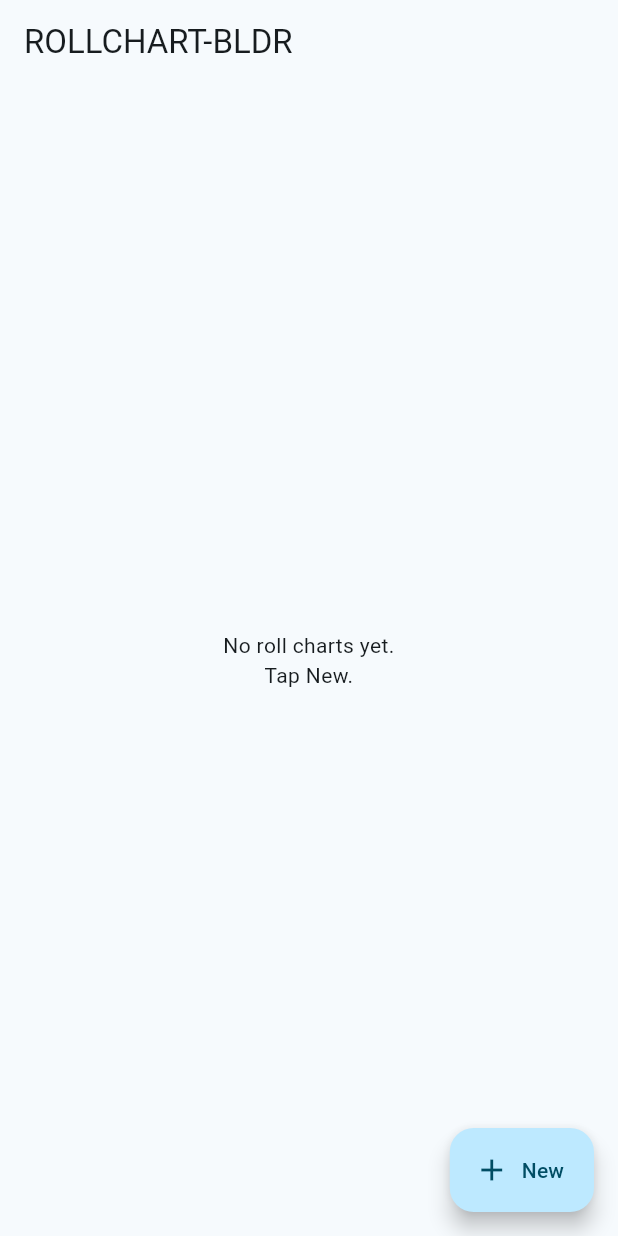
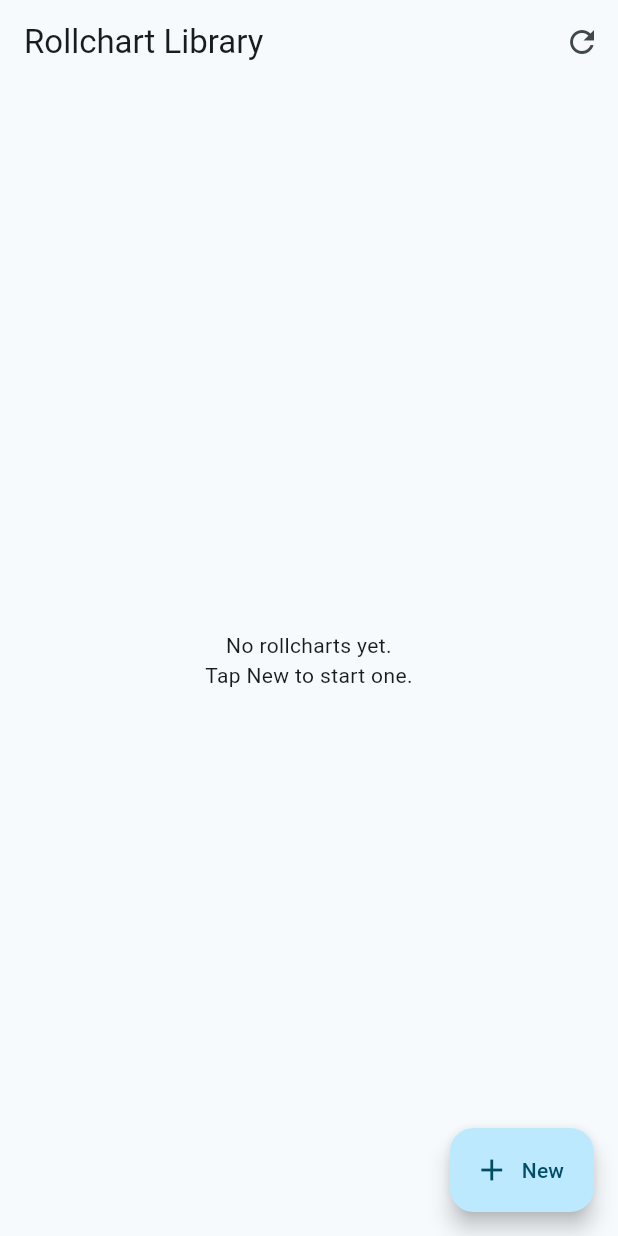
Before and after one commit to JimGLDS/RC03, a Flutter app: the screen it shows after launch, on a phone screen of 412 x 824 dp. Run offline on Flutter 3.47's test engine with Material 3 defaults, Android fonts, the phone set to English and light mode, and no system bars; our stand-ins replace pdf, shared_preferences; missing offline and left inert: dart:html.

Commit message:
Rollchart Library + stable web-server run on port 5050

```diff
--- a/lib/main.dart
+++ b/lib/main.dart
@@ -1,4 +1,5 @@
 import 'package:flutter/material.dart';
+import 'screens/rollchart_library_screen.dart';
 import 'models.dart';
 import 'screens/list_screen.dart';
 
@@ -18,7 +19,7 @@ class RollChartBldrApp extends StatelessWidget {
         useMaterial3: true,
         colorScheme: ColorScheme.fromSeed(seedColor: Colors.blueGrey),
       ),
-      home: const RollChartListScreen(),
+      home: RollchartLibraryScreen(),
     );
   }
 }
--- /dev/null
+++ b/lib/screens/rollchart_library_screen.dart
@@ -0,0 +1,166 @@
+import 'package:flutter/material.dart';
+import '../storage/local_store.dart';
+import 'editor_screen.dart';
+
+class RollchartLibraryScreen extends StatefulWidget {
+  const RollchartLibraryScreen({super.key});
+
+  @override
+  State<RollchartLibraryScreen> createState() => _RollchartLibraryScreenState();
+}
+
+class _RollchartLibraryScreenState extends State<RollchartLibraryScreen> {
+  bool loading = true;
+  List<RollchartMeta> charts = [];
+
+  @override
+  void initState() {
+    super.initState();
+    refresh();
+  }
+
+  Future<void> refresh() async {
+    setState(() => loading = true);
+    final list = await LocalStore.listCharts();
+    if (!mounted) return;
+    setState(() {
+      charts = list;
+      loading = false;
+    });
+  }
+
+  Future<String?> promptName(String title, {String initial = ''}) async {
+    final c = TextEditingController(text: initial);
+    return showDialog<String>(
+      context: context,
+      builder: (_) => AlertDialog(
+        title: Text(title),
+        content: TextField(
+          controller: c,
+          autofocus: true,
+          decoration: const InputDecoration(labelText: 'Rollchart name'),
+          onSubmitted: (_) => Navigator.pop(context, c.text.trim()),
+        ),
+        actions: [
+          TextButton(onPressed: () => Navigator.pop(context, null), child: const Text('Cancel')),
+          FilledButton(onPressed: () => Navigator.pop(context, c.text.trim()), child: const Text('OK')),
+        ],
+      ),
+    );
+  }
+
+  bool nameExists(String name) =>
+      charts.any((m) => m.name.toLowerCase() == name.toLowerCase());
+
+  Future<void> createNew() async {
+    final name = await promptName('New rollchart', initial: 'New Rollchart');
+    if (name == null || name.isEmpty) return;
+    if (nameExists(name)) {
+      ScaffoldMessenger.of(context).showSnackBar(const SnackBar(content: Text('That name already exists.')));
+      return;
+    }
+    await LocalStore.saveChart(chartName: name, isDone: false, rows: []);
+    await refresh();
+    if (!mounted) return;
+    Navigator.push(context, MaterialPageRoute(builder: (_) => RollChartEditorScreen(chartName: name)))
+        .then((_) => refresh());
+  }
+
+  void openChart(String name) {
+    Navigator.push(context, MaterialPageRoute(builder: (_) => RollChartEditorScreen(chartName: name)))
+        .then((_) => refresh());
+  }
+
+  Future<void> renameChart(RollchartMeta m) async {
+    final newName = await promptName('Rename rollchart', initial: m.name);
+    if (newName == null || newName.isEmpty || newName == m.name) return;
+    if (nameExists(newName)) {
+      ScaffoldMessenger.of(context).showSnackBar(const SnackBar(content: Text('That name already exists.')));
+      return;
+    }
+    await LocalStore.renameChart(m.name, newName);
+    await refresh();
+  }
+
+  Future<void> duplicateChart(RollchartMeta m) async {
+    final newName = await promptName('Duplicate as…', initial: '${m.name} copy');
+    if (newName == null || newName.isEmpty) return;
+    if (nameExists(newName)) {
+      ScaffoldMessenger.of(context).showSnackBar(const SnackBar(content: Text('That name already exists.')));
+      return;
+    }
+    await LocalStore.duplicateChart(m.name, newName);
+    await refresh();
+    if (!mounted) return;
+    openChart(newName);
+  }
+
+  Future<void> deleteChart(RollchartMeta m) async {
+    final ok = await showDialog<bool>(
+      context: context,
+      builder: (_) => AlertDialog(
+        title: const Text('Delete rollchart?'),
+        content: Text('Delete "${m.name}"? This cannot be undone.'),
+        actions: [
+          TextButton(onPressed: () => Navigator.pop(context, false), child: const Text('Cancel')),
+          FilledButton(onPressed: () => Navigator.pop(context, true), child: const Text('Delete')),
+        ],
+      ),
+    );
+    if (ok == true) {
+      await LocalStore.deleteChart(m.name);
+      await refresh();
+    }
+  }
+
+  @override
+  Widget build(BuildContext context) {
+    return Scaffold(
+      appBar: AppBar(
+        title: const Text('Rollchart Library'),
+        actions: [
+          IconButton(onPressed: refresh, tooltip: 'Refresh', icon: const Icon(Icons.refresh)),
+        ],
+      ),
+      floatingActionButton: FloatingActionButton.extended(
+        onPressed: createNew,
+        icon: const Icon(Icons.add),
+        label: const Text('New'),
+      ),
+      body: loading
+          ? const Center(child: CircularProgressIndicator())
+          : charts.isEmpty
+              ? const Center(child: Text('No rollcharts yet.\nTap New to start one.', textAlign: TextAlign.center))
+              : ListView.separated(
+                  padding: const EdgeInsets.all(12),
+                  itemCount: charts.length,
+                  separatorBuilder: (_, __) => const SizedBox(height: 10),
+                  itemBuilder: (_, i) {
+                    final m = charts[i];
+                    return Card(
+                      child: ListTile(
+                        title: Text(m.name, style: const TextStyle(fontWeight: FontWeight.w800)),
+                        subtitle: Text(m.isDone ? 'DONE (locked)' : 'In Progress'),
+                        trailing: PopupMenuButton<String>(
+                          onSelected: (v) {
+                            if (v == 'open') openChart(m.name);
+                            if (v == 'rename') renameChart(m);
+                            if (v == 'dup') duplicateChart(m);
+                            if (v == 'del') deleteChart(m);
+                          },
+                          itemBuilder: (_) => const [
+                            PopupMenuItem(value: 'open', child: Text('Open')),
+                            PopupMenuItem(value: 'rename', child: Text('Rename')),
+                            PopupMenuItem(value: 'dup', child: Text('Duplicate')),
+                            PopupMenuDivider(),
+                            PopupMenuItem(value: 'del', child: Text('Delete')),
+                          ],
+                        ),
+                        onTap: () => openChart(m.name),
+                      ),
+                    );
+                  },
+                ),
+    );
+  }
+}
--- a/lib/storage/local_store.dart
+++ b/lib/storage/local_store.dart
@@ -2,7 +2,29 @@ import 'dart:convert';
 import 'package:shared_preferences/shared_preferences.dart';
 import '../models.dart';
 
+class RollchartMeta {
+  final String name;
+  final bool isDone;
+  final String updatedAtIso;
+
+  RollchartMeta({required this.name, required this.isDone, required this.updatedAtIso});
+
+  Map<String, dynamic> toJson() => {
+        'name': name,
+        'isDone': isDone,
+        'updatedAtIso': updatedAtIso,
+      };
+
+  static RollchartMeta fromJson(Map<String, dynamic> m) => RollchartMeta(
+        name: (m['name'] ?? '') as String,
+        isDone: (m['isDone'] ?? false) as bool,
+        updatedAtIso: (m['updatedAtIso'] ?? '') as String,
+      );
+}
+
 class LocalStore {
+  static const String _indexKey = 'rollchart:index:v1';
+
   static String _key(String chartName) => 'rollchart:${chartName.toLowerCase()}';
 
   static Map<String, dynamic> _rowToMap(RowDraft r) => {
@@ -31,6 +53,94 @@ class LocalStore {
         resetLabel: m['resetLabel'] as String?,
       );
 
+  static Future<void> _writeIndex(List<RollchartMeta> metas) async {
+    final sp = await SharedPreferences.getInstance();
+    await sp.setString(_indexKey, jsonEncode(metas.map((m) => m.toJson()).toList()));
+  }
+
+  static Future<void> _upsertMeta(String name, bool isDone) async {
+    final metas = await listCharts();
+    final nowIso = DateTime.now().toIso8601String();
+    final idx = metas.indexWhere((m) => m.name.toLowerCase() == name.toLowerCase());
+    if (idx >= 0) {
+      metas[idx] = RollchartMeta(name: metas[idx].name, isDone: isDone, updatedAtIso: nowIso);
+    } else {
+      metas.add(RollchartMeta(name: name, isDone: isDone, updatedAtIso: nowIso));
+    }
+    await _writeIndex(metas);
+  }
+
+  // ---------- SELF-HEALING INDEX ----------
+  static Future<List<RollchartMeta>> listCharts() async {
+    final sp = await SharedPreferences.getInstance();
+    final raw = sp.getString(_indexKey);
+
+    if (raw != null && raw.trim().isNotEmpty) {
+      final list = (jsonDecode(raw) as List).cast<dynamic>();
+      final metas = list
+          .map((e) => RollchartMeta.fromJson((e as Map).cast<String, dynamic>()))
+          .toList();
+      metas.sort((a, b) => b.updatedAtIso.compareTo(a.updatedAtIso));
+      return metas;
+    }
+
+    // Index missing/empty: rebuild by scanning keys.
+    final keys = sp.getKeys();
+    final chartKeys = keys
+        .where((k) => k.startsWith('rollchart:') && k != _indexKey)
+        .toList();
+
+    final metas = <RollchartMeta>[];
+
+    for (final k in chartKeys) {
+      // key format: rollchart:<lowercase name>
+      final lowerName = k.substring('rollchart:'.length);
+      final payloadRaw = sp.getString(k);
+      if (payloadRaw == null || payloadRaw.trim().isEmpty) continue;
+
+      try {
+        final m = (jsonDecode(payloadRaw) as Map).cast<String, dynamic>();
+        final isDone = (m['isDone'] ?? false) as bool;
+        final savedAt = (m['savedAt'] ?? '') as String;
+        final updatedAtIso = savedAt.isNotEmpty ? savedAt : DateTime.now().toIso8601String();
+
+        // We don't know original casing; show lowercase for now.
+        metas.add(RollchartMeta(name: lowerName, isDone: isDone, updatedAtIso: updatedAtIso));
+      } catch (_) {
+        // Skip bad entries
+      }
+    }
+
+    metas.sort((a, b) => b.updatedAtIso.compareTo(a.updatedAtIso));
+    await _writeIndex(metas);
+    return metas;
+  }
+
+  // ---------- CRUD ----------
+  static Future<void> deleteChart(String chartName) async {
+    final sp = await SharedPreferences.getInstance();
+    await sp.remove(_key(chartName));
+    final metas = await listCharts();
+    metas.removeWhere((m) => m.name.toLowerCase() == chartName.toLowerCase());
+    await _writeIndex(metas);
+  }
+
+  static Future<void> renameChart(String oldName, String newName) async {
+    final loaded = await loadChart(oldName);
+    if (loaded == null) return;
+
+    await saveChart(chartName: newName, isDone: loaded.isDone, rows: loaded.rows);
+    await deleteChart(oldName);
+    await _upsertMeta(newName, loaded.isDone);
+  }
+
+  static Future<void> duplicateChart(String fromName, String toName) async {
+    final loaded = await loadChart(fromName);
+    if (loaded == null) return;
+    await saveChart(chartName: toName, isDone: false, rows: loaded.rows);
+  }
+
+  // ---------- PAYLOAD ----------
   static Future<void> saveChart({
     required String chartName,
     required bool isDone,
@@ -43,6 +153,7 @@ class LocalStore {
       'savedAt': DateTime.now().toIso8601String(),
     };
     await sp.setString(_key(chartName), jsonEncode(payload));
+    await _upsertMeta(chartName, isDone);
   }
 
   static Future<({bool isDone, List<RowDraft> rows})?> loadChart(String chartName) async {
@@ -50,11 +161,11 @@ class LocalStore {
     final raw = sp.getString(_key(chartName));
     if (raw == null || raw.trim().isEmpty) return null;
 
-    final m = jsonDecode(raw) as Map<String, dynamic>;
+    final m = (jsonDecode(raw) as Map).cast<String, dynamic>();
     final isDone = (m['isDone'] ?? false) as bool;
 
     final list = (m['rows'] as List<dynamic>? ?? const []);
-    final rows = list.map((e) => _rowFromMap(e as Map<String, dynamic>)).toList();
+    final rows = list.map((e) => _rowFromMap((e as Map).cast<String, dynamic>())).toList();
 
     return (isDone: isDone, rows: rows);
   }
```
Also changed, not shown: 2 other files.
